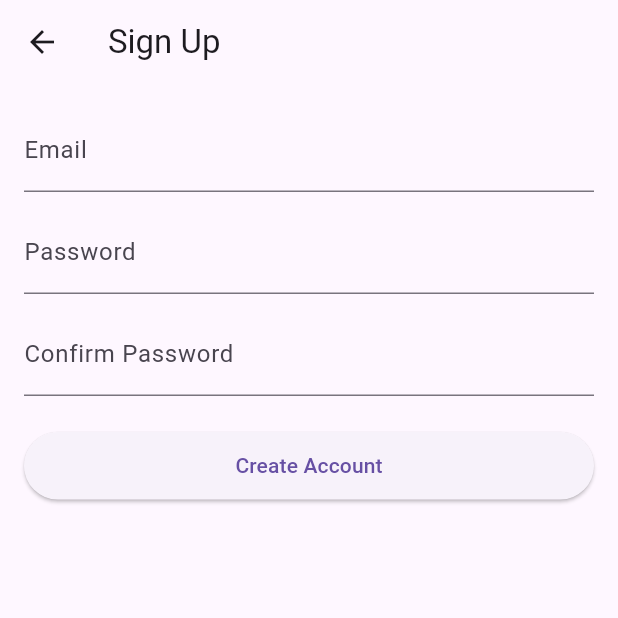
After one commit to Manraj-Singh18/eco_track, a Flutter app: the screen it shows after launch, after a tap on "Don't have an account? Sign up", on a phone screen of 412 x 824 dp, the top half of it. The commit adds this screen. Run offline on Flutter 3.47's test engine with Material 3 defaults, Android fonts, the phone set to English and light mode, and no system bars; our stand-ins replace cloud_firestore, firebase_auth, firebase_core, geocoding, geolocator, google_maps_flutter and 1 more; accounts and stored records are empty; network calls fail.

Commit message:
Fixed complaint page and login page

```diff
--- a/lib/main.dart
+++ b/lib/main.dart
@@ -2,9 +2,10 @@ import 'package:flutter/material.dart';
 import 'pages/complaint_list_page.dart';
 import 'package:firebase_core/firebase_core.dart';
 import 'firebase_options.dart';
+import 'package:firebase_auth/firebase_auth.dart';
+import 'pages/login_page.dart';
 
-Future<void> main() async {
-
+void main() async {
   WidgetsFlutterBinding.ensureInitialized();
 
   await Firebase.initializeApp(
@@ -14,29 +15,34 @@ Future<void> main() async {
   runApp(const MyApp());
 }
 
+
 class MyApp extends StatelessWidget {
   const MyApp({super.key});
 
   @override
   Widget build(BuildContext context) {
-    return const MaterialApp(
-      title: 'EcoTrack',
+    return MaterialApp(
       debugShowCheckedModeBanner: false,
-      home: ComplaintListPage(),
-    );
-  }
-}
+      home: StreamBuilder<User?>(
+        stream: FirebaseAuth.instance.authStateChanges(),
+        builder: (context, snapshot) {
+          // Loading
+          if (snapshot.connectionState == ConnectionState.waiting) {
+            return const Scaffold(
+              body: Center(child: CircularProgressIndicator()),
+            );
+          }
 
-class AuthWrapper extends StatelessWidget {
-  const AuthWrapper({super.key});
+          // Logged in
+          if (snapshot.hasData) {
+            return const ComplaintListPage();
+          }
 
-  @override
-  Widget build(BuildContext context) {
-    return Scaffold(
-      appBar: AppBar(title: const Text('EcoTrack'),),
-      body: const Center(
-        child: Text('Firebase initialized...'),
+          // Not logged in
+          return const LoginPage();
+        },
       ),
     );
-  }
+
 }
+}
--- /dev/null
+++ b/lib/pages/login_page.dart
@@ -0,0 +1,84 @@
+import 'package:flutter/material.dart';
+import 'package:firebase_auth/firebase_auth.dart';
+import 'signup_page.dart';
+
+class LoginPage extends StatefulWidget {
+  const LoginPage({super.key});
+
+  @override
+  State<LoginPage> createState() => _LoginPageState();
+}
+
+class _LoginPageState extends State<LoginPage> {
+  final emailController = TextEditingController();
+  final passwordController = TextEditingController();
+
+  bool isLoading = false;
+
+  Future<void> login() async {
+    setState(() => isLoading = true);
+
+    try {
+      await FirebaseAuth.instance.signInWithEmailAndPassword(
+        email: emailController.text.trim(),
+        password: passwordController.text.trim(),
+      );
+
+      // TODO: Navigate to home page
+    } on FirebaseAuthException catch (e) {
+      ScaffoldMessenger.of(context).showSnackBar(
+        SnackBar(content: Text(e.message ?? "Login failed")),
+      );
+    }
+
+    setState(() => isLoading = false);
+  }
+
+  @override
+  Widget build(BuildContext context) {
+    return Scaffold(
+      appBar: AppBar(title: const Text("Login")),
+      body: Padding(
+        padding: const EdgeInsets.all(16),
+        child: Column(
+          children: [
+            TextField(
+              controller: emailController,
+              decoration: const InputDecoration(labelText: "Email"),
+            ),
+            const SizedBox(height: 12),
+            TextField(
+              controller: passwordController,
+              obscureText: true,
+              decoration: const InputDecoration(labelText: "Password"),
+            ),
+            const SizedBox(height: 24),
+            SizedBox(
+              width: double.infinity,
+              height: 45,
+              child: ElevatedButton(
+                onPressed: isLoading ? null : login,
+                child: isLoading
+                    ? const CircularProgressIndicator()
+                    : const Text("Login"),
+              ),
+
+            ),
+            TextButton(
+  onPressed: () {
+    Navigator.push(
+      context,
+      MaterialPageRoute(
+        builder: (_) => const SignupPage(),
+      ),
+    );
+  },
+  child: const Text("Don't have an account? Sign up"),
+),
+
+          ],
+        ),
+      ),
+    );
+  }
+}
--- /dev/null
+++ b/lib/pages/signup_page.dart
@@ -0,0 +1,135 @@
+import 'package:flutter/material.dart';
+import 'package:firebase_auth/firebase_auth.dart';
+import 'package:cloud_firestore/cloud_firestore.dart';
+
+class SignupPage extends StatefulWidget {
+  const SignupPage({super.key});
+
+  @override
+  State<SignupPage> createState() => _SignupPageState();
+}
+
+class _SignupPageState extends State<SignupPage> {
+  final TextEditingController emailController = TextEditingController();
+  final TextEditingController passwordController = TextEditingController();
+  final TextEditingController confirmPasswordController =
+      TextEditingController();
+
+  bool isLoading = false;
+
+  Future<void> signup() async {
+    // Basic validation
+    if (emailController.text.isEmpty ||
+        passwordController.text.isEmpty ||
+        confirmPasswordController.text.isEmpty) {
+      ScaffoldMessenger.of(context).showSnackBar(
+        const SnackBar(content: Text("All fields are required")),
+      );
+      return;
+    }
+
+    if (passwordController.text !=
+        confirmPasswordController.text) {
+      ScaffoldMessenger.of(context).showSnackBar(
+        const SnackBar(content: Text("Passwords do not match")),
+      );
+      return;
+    }
+
+    setState(() => isLoading = true);
+
+    try {
+      // Create user in Firebase Auth
+      final userCredential =
+          await FirebaseAuth.instance.createUserWithEmailAndPassword(
+        email: emailController.text.trim(),
+        password: passwordController.text.trim(),
+      );
+
+      final user = userCredential.user;
+
+      // Save user profile in Firestore
+      if (user != null) {
+        await FirebaseFirestore.instance
+            .collection('users')
+            .doc(user.uid)
+            .set({
+          'email': user.email,
+          'createdAt': FieldValue.serverTimestamp(),
+          'role': 'user',
+        });
+      }
+
+      // Go back to login (AuthGate will redirect automatically)
+      Navigator.pop(context);
+    } on FirebaseAuthException catch (e) {
+      ScaffoldMessenger.of(context).showSnackBar(
+        SnackBar(content: Text(e.message ?? "Signup failed")),
+      );
+    } catch (e) {
+      ScaffoldMessenger.of(context).showSnackBar(
+        const SnackBar(content: Text("Something went wrong")),
+      );
+    }
+
+    setState(() => isLoading = false);
+  }
+
+  @override
+  void dispose() {
+    emailController.dispose();
+    passwordController.dispose();
+    confirmPasswordController.dispose();
+    super.dispose();
+  }
+
+  @override
+  Widget build(BuildContext context) {
+    return Scaffold(
+      appBar: AppBar(title: const Text("Sign Up")),
+      body: Padding(
+        padding: const EdgeInsets.all(16),
+        child: Column(
+          children: [
+            TextField(
+              controller: emailController,
+              keyboardType: TextInputType.emailAddress,
+              decoration: const InputDecoration(
+                labelText: "Email",
+              ),
+            ),
+            const SizedBox(height: 12),
+            TextField(
+              controller: passwordController,
+              obscureText: true,
+              decoration: const InputDecoration(
+                labelText: "Password",
+              ),
+            ),
+            const SizedBox(height: 12),
+            TextField(
+              controller: confirmPasswordController,
+              obscureText: true,
+              decoration: const InputDecoration(
+                labelText: "Confirm Password",
+              ),
+            ),
+            const SizedBox(height: 24),
+            SizedBox(
+              width: double.infinity,
+              height: 45,
+              child: ElevatedButton(
+                onPressed: isLoading ? null : signup,
+                child: isLoading
+                    ? const CircularProgressIndicator(
+                        color: Colors.white,
+                      )
+                    : const Text("Create Account"),
+              ),
+            ),
+          ],
+        ),
+      ),
+    );
+  }
+}
--- a/pubspec.yaml
+++ b/pubspec.yaml
@@ -21,6 +21,11 @@ dependencies:
   # Google Places autocomplete (SAFE & MAINTAINED)
   google_places_flutter: ^2.0.6
 
+  #firebase authentication
+  firebase_core: ^3.6.0
+  firebase_auth: ^5.3.0
+  cloud_firestore: ^5.4.0
+
   # iOS-style icons
   cupertino_icons: ^1.0.8
 
```
Also changed, not shown: lib/pages/add_complaint_page.dart (+78 -69 lines), lib/pages/complaint_list_page.dart (+92 -40 lines), lib/firebase_options.dart (added), pubspec.lock, 2 other files.
